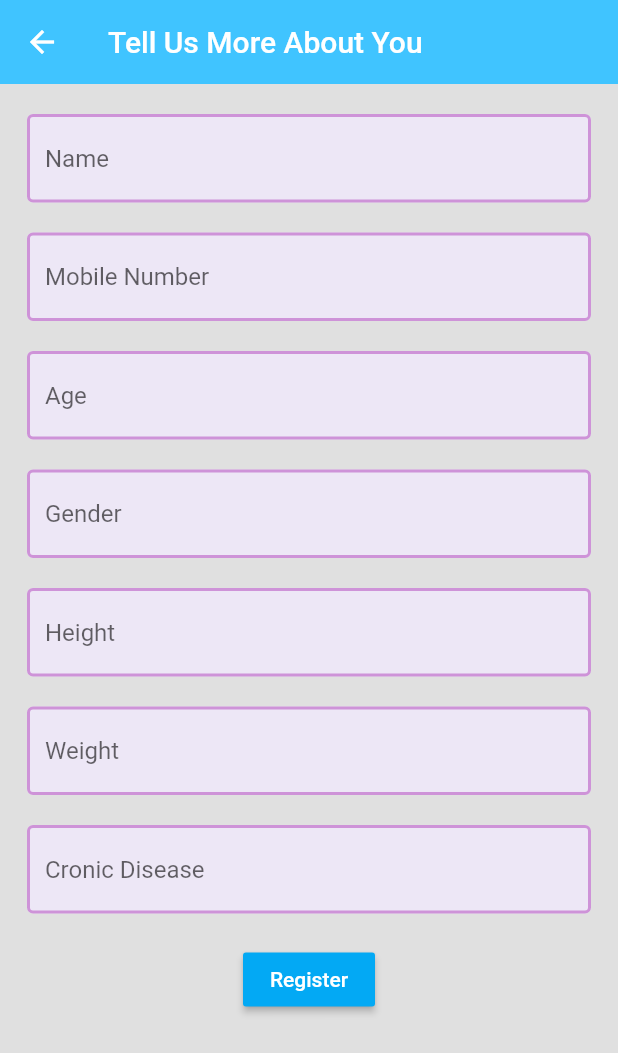
After one commit to Pranav-Indalkar/Android-Patient-Tracker, a Flutter app: the GetUserDetails screen opened directly, on a phone screen of 412 x 824 dp. The commit adds this screen. Shown: the top 1053 px of the screen. Run offline on Flutter 3.47's test engine with Material 2 defaults, Android fonts, the phone set to English and light mode, and no system bars; our stand-ins replace cloud_firestore, firebase_auth, flutter_spinkit; accounts and stored records are empty.

Commit message:
Updated Registration Process

```diff
--- a/lib/main.dart
+++ b/lib/main.dart
@@ -14,6 +14,7 @@ class MyApp extends StatelessWidget {
     return StreamProvider<User>.value(
       value: AuthService().user,
       child: MaterialApp(
+        debugShowCheckedModeBanner: false,
         home: Wrapper(),
       ),
     );
--- /dev/null
+++ b/lib/screens/authenticate/getUserDetails.dart
@@ -0,0 +1,234 @@
+import 'package:flutter/material.dart';
+import 'package:pblproject/models/details.dart';
+import 'package:pblproject/services/auth.dart';
+import 'package:pblproject/shared/loading.dart';
+
+class GetUserDetails extends StatefulWidget {
+  final String email;
+  final String password;
+
+  const GetUserDetails({Key key, this.email, this.password}) : super(key: key);
+
+  @override
+  State<GetUserDetails> createState() => _GetUserDetailsState();
+}
+
+class _GetUserDetailsState extends State<GetUserDetails> {
+  final AuthService _auth = AuthService();
+  final _formKey = GlobalKey<FormState>();
+
+  String error = '';
+  bool loading = false;
+
+  String _currentName ;
+  String _currentMobileNo;
+  String _currentAge;
+  String _currentGender;
+  String _currentHeight;
+  String _currentWeight;
+  String _currentCronicDisease;
+
+  @override
+  Widget build(BuildContext context) {
+    return loading ? Loading() : Scaffold(
+      backgroundColor: Colors.grey[300],
+      appBar: AppBar(
+        backgroundColor: Colors.lightBlueAccent,
+        elevation: 0.0,
+        title: Text('Tell Us More About You'),
+      ),
+      body: Container(
+        child: Form(
+                  key: _formKey,
+                  child:SingleChildScrollView(
+                    child: Column(
+                      mainAxisAlignment: MainAxisAlignment.center,
+                      children: [
+                        SizedBox(height: 20,),
+                        Padding(
+                          padding: const EdgeInsets.symmetric(horizontal: 18,vertical: 0),
+                          child: TextFormField(
+                            decoration: InputDecoration(
+                              hintText: "Name",
+                              fillColor: Colors.deepPurple[50],
+                              filled: true,
+                              enabledBorder: OutlineInputBorder(
+                                  borderSide: BorderSide(color: Colors.purple[200],width: 2)
+                              ),
+                              focusedBorder: OutlineInputBorder(
+                                  borderSide: BorderSide(color: Colors.deepPurple[500],width: 2)
+                              ),
+                            ),
+                            validator: (value) =>
+                            value.isEmpty ? "Please Enter Your Name " : null,
+                            onChanged: (value) {
+                              setState(() => _currentName = value);
+                            },
+                          ),
+                        ),
+                        SizedBox(height: 20,),
+                        Padding(
+                          padding: const EdgeInsets.symmetric(horizontal: 18,vertical: 0),
+                          child: TextFormField(
+                            decoration: InputDecoration(
+                              hintText: "Mobile Number",
+                              fillColor: Colors.deepPurple[50],
+                              filled: true,
+                              enabledBorder: OutlineInputBorder(
+                                  borderSide: BorderSide(color: Colors.purple[200],width: 2)
+                              ),
+                              focusedBorder: OutlineInputBorder(
+                                  borderSide: BorderSide(color: Colors.deepPurple[500],width: 2)
+                              ),
+                            ),
+                            validator: (value) =>
+                            value.isEmpty ? "Please Enter Your Mobile Number " : null,
+                            onChanged: (value) {
+                              setState(() => _currentMobileNo = value);
+                            },
+                          ),
+                        ),
+                        SizedBox(height: 20,),
+                        Padding(
+                          padding: const EdgeInsets.symmetric(horizontal: 18,vertical: 0),
+                          child: TextFormField(
+                            decoration: InputDecoration(
+                              hintText: "Age",
+                              fillColor: Colors.deepPurple[50],
+                              filled: true,
+                              enabledBorder: OutlineInputBorder(
+                                  borderSide: BorderSide(color: Colors.purple[200],width: 2)
+                              ),
+                              focusedBorder: OutlineInputBorder(
+                                  borderSide: BorderSide(color: Colors.deepPurple[500],width: 2)
+                              ),
+                            ),
+                            validator: (value) =>
+                            value.isEmpty ? "Please Enter Your Age " : null,
+                            onChanged: (value) {
+                              setState(() => _currentAge = value);
+                            },
+                          ),
+                        ),
+                        SizedBox(height: 20,),
+                        Padding(
+                          padding: const EdgeInsets.symmetric(horizontal: 18,vertical: 0),
+                          child: TextFormField(
+                            decoration: InputDecoration(
+                              hintText: "Gender",
+                              fillColor: Colors.deepPurple[50],
+                              filled: true,
+                              enabledBorder: OutlineInputBorder(
+                                  borderSide: BorderSide(color: Colors.purple[200],width: 2)
+                              ),
+                              focusedBorder: OutlineInputBorder(
+                                  borderSide: BorderSide(color: Colors.deepPurple[500],width: 2)
+                              ),
+                            ),
+                            validator: (value) =>
+                            value.isEmpty ? "Please Enter Your Gender " : null,
+                            onChanged: (value) {
+                              setState(() => _currentGender = value);
+                            },
+                          ),
+                        ),
+                        SizedBox(height: 20,),
+                        Padding(
+                          padding: const EdgeInsets.symmetric(horizontal: 18,vertical: 0),
+                          child: TextFormField(
+                            decoration: InputDecoration(
+                              hintText: "Height",
+                              fillColor: Colors.deepPurple[50],
+                              filled: true,
+                              enabledBorder: OutlineInputBorder(
+                                  borderSide: BorderSide(color: Colors.purple[200],width: 2)
+                              ),
+                              focusedBorder: OutlineInputBorder(
+                                  borderSide: BorderSide(color: Colors.deepPurple[500],width: 2)
+                              ),
+                            ),
+                            validator: (value) =>
+                            value.isEmpty ? "Please Enter Your Height " : null,
+                            onChanged: (value) {
+                              setState(() => _currentHeight = value);
+                            },
+                          ),
+                        ),
+                        SizedBox(height: 20,),
+                        Padding(
+                          padding: const EdgeInsets.symmetric(horizontal: 18,vertical: 0),
+                          child: TextFormField(
+                            decoration: InputDecoration(
+                              hintText: "Weight",
+                              fillColor: Colors.deepPurple[50],
+                              filled: true,
+                              enabledBorder: OutlineInputBorder(
+                                  borderSide: BorderSide(color: Colors.purple[200],width: 2)
+                              ),
+                              focusedBorder: OutlineInputBorder(
+                                  borderSide: BorderSide(color: Colors.deepPurple[500],width: 2)
+                              ),
+                            ),
+                            validator: (value) =>
+                            value.isEmpty ? "Please Enter Your Weight " : null,
+                            onChanged: (value) {
+                              setState(() => _currentWeight = value);
+                            },
+                          ),
+                        ),
+                        SizedBox(height: 20,),
+                        Padding(
+                          padding: const EdgeInsets.symmetric(horizontal: 18,vertical: 0),
+                          child: TextFormField(
+                            decoration: InputDecoration(
+                              hintText: "Cronic Disease",
+                              fillColor: Colors.deepPurple[50],
+                              filled: true,
+                              enabledBorder: OutlineInputBorder(
+                                  borderSide: BorderSide(color: Colors.purple[200],width: 2)
+                              ),
+                              focusedBorder: OutlineInputBorder(
+                                  borderSide: BorderSide(color: Colors.deepPurple[500],width: 2)
+                              ),
+                            ),
+                            validator: (value) =>
+                            value.isEmpty ? "Please Enter if you have Cronic Disease " : null,
+                            onChanged: (value) {
+                              setState(() => _currentCronicDisease = value);
+                            },
+                          ),
+                        ),
+                        SizedBox(height: 20,),
+                        RaisedButton(
+                          color: Colors.lightBlue,
+                          child: Text("Register",style: TextStyle(color: Colors.white),),
+                          onPressed: () async {
+                            if(_formKey.currentState.validate()){
+                              setState(() => loading = true);
+                              Details userDetails = Details(_currentName,_currentMobileNo,_currentAge,_currentGender,_currentHeight,_currentWeight,_currentCronicDisease,"");
+                              dynamic result = await _auth.registerWithEMailAndPassWord(widget.email,widget.password,userDetails);
+                              print("Registered - "+result.toString());
+                              if(result == null) {
+                                setState(() {
+                                  loading = false;
+                                  error = 'Please supply a valid email';
+                                });
+                              }else{
+                                Navigator.pop(context);
+                              }
+                            }
+                          },
+                        ),
+                        SizedBox(height: 12.0),
+                        Text(
+                          error,
+                          style: TextStyle(color: Colors.red, fontSize: 14.0,backgroundColor: Colors.white),
+                        )
+                      ],
+                    ),
+                  ),
+                ),
+      ),
+    );
+  }
+}
--- a/lib/screens/authenticate/register.dart
+++ b/lib/screens/authenticate/register.dart
@@ -1,3 +1,4 @@
+import 'package:pblproject/screens/authenticate/getUserDetails.dart';
 import 'package:pblproject/services/auth.dart';
 import 'package:pblproject/shared/loading.dart';
 import 'package:flutter/material.dart';
@@ -14,19 +15,15 @@ class Register extends StatefulWidget {
 
 class _RegisterState extends State<Register> {
 
-  final AuthService _auth = AuthService();
   final _formKey = GlobalKey<FormState>();
-  String error = '';
-  bool loading = false;
 
   // text field state
   String email = '';
   String password = '';
-  String name = '';
 
   @override
   Widget build(BuildContext context) {
-    return loading ? Loading() : Scaffold(
+    return Scaffold(
       backgroundColor: Colors.grey[300],
       appBar: AppBar(
         backgroundColor: Colors.lightBlueAccent,
@@ -55,13 +52,6 @@ class _RegisterState extends State<Register> {
               SizedBox(height: 20.0),
               SizedBox(height: 20.0),
               TextFormField(
-                decoration: textInputDecoration.copyWith(hintText: 'Name'),
-                onChanged: (val) {
-                  setState(() => name = val);
-                },
-              ),
-              SizedBox(height: 20.0),
-              TextFormField(
                 decoration: textInputDecoration.copyWith(hintText: 'Email'),
                 validator: (val) => val.isEmpty ? 'Enter an email' : null,
                 onChanged: (val) {
@@ -81,26 +71,14 @@ class _RegisterState extends State<Register> {
               RaisedButton(
                   color: Colors.pink[400],
                   child: Text(
-                    'Register',
+                    'Next',
                     style: TextStyle(color: Colors.white),
                   ),
-                  onPressed: () async {
+                  onPressed: (){
                     if(_formKey.currentState.validate()){
-                      setState(() => loading = true);
-                      dynamic result = await _auth.registerWithEMailAndPassWord(name,email, password);
-                      if(result == null) {
-                        setState(() {
-                          loading = false;
-                          error = 'Please supply a valid email';
-                        });
-                      }
+                      Navigator.push(context, MaterialPageRoute(builder: (context) => GetUserDetails(email: email,password: password)));
                     }
                   }
-              ),
-              SizedBox(height: 12.0),
-              Text(
-                error,
-                style: TextStyle(color: Colors.red, fontSize: 14.0,backgroundColor: Colors.white),
               )
             ],
           ),
--- a/lib/screens/home/profile.dart
+++ b/lib/screens/home/profile.dart
@@ -39,7 +39,6 @@ class _ProfilePageState extends State<ProfilePage> {
 
       body: StreamBuilder<Details>(
           stream: DatabaseService(user.uid).userdata,
-
           builder: (context, snapshot) {
             if(snapshot.hasData){
 
@@ -218,13 +217,14 @@ class _ProfilePageState extends State<ProfilePage> {
                         child: Text("Update",style: TextStyle(color: Colors.white),),
                         onPressed: () async {
                           await DatabaseService(user.uid).updateUserData(
-                            _currentName ?? userData.name,
+                            Details(_currentName ?? userData.name,
                             _currentMobileNo ?? userData.MobileNo,
                             _currentAge ?? userData.age,
                             _currentGender ?? userData.gender,
                             _currentHeight ?? userData.height,
                             _currentWeight ?? userData.weight,
-                            _currentCronicDisease ?? userData.cronicDisease
+                            _currentCronicDisease ?? userData.cronicDisease,
+                            "")
                           );
                           Navigator.pop(context);
                         },
--- a/lib/services/auth.dart
+++ b/lib/services/auth.dart
@@ -1,4 +1,5 @@
 import 'package:firebase_auth/firebase_auth.dart';
+import 'package:pblproject/models/details.dart';
 import 'package:pblproject/models/user.dart';
 import 'package:pblproject/services/database.dart';
 
@@ -15,19 +16,6 @@ class AuthService{
     return _auth.onAuthStateChanged.map(_userFromFirebaseUser);
   }
 
-  // sign in anon
-  // Future signInAnon() async {
-  //   try {
-  //     AuthResult result = await _auth.signInAnonymously();
-  //     FirebaseUser user = result.user;
-  //     return _userFromFirebaseUser(user);
-  //   } catch (e) {
-  //     print("Error");
-  //     print(e.toString());
-  //     return null;
-  //   }
-  // }
-
   // sign in with email and password
   Future signInWithEMailAndPassWord(String email,String password) async {
     try{
@@ -41,11 +29,11 @@ class AuthService{
   }
 
   // register with email and password
-  Future registerWithEMailAndPassWord(String name,String email,String password) async {
+  Future registerWithEMailAndPassWord(String email,String password,Details userDetails) async {
     try{
       AuthResult result = await _auth.createUserWithEmailAndPassword(email: email.trim(), password: password);
       FirebaseUser user = result.user;
-      await DatabaseService(user.uid).updateUserData(name,'','','','','','');
+      await DatabaseService(user.uid).updateUserData(userDetails);
       return _userFromFirebaseUser(user);
     }catch(e){
       print(e.toString());
--- a/lib/services/database.dart
+++ b/lib/services/database.dart
@@ -8,15 +8,16 @@ class DatabaseService{
 
   final CollectionReference collection = Firestore.instance.collection('Hospital');
 
-  Future updateUserData(String name,String MobileNo,String age,String gender, String height,String weight,String cronicDisease) async {
+  Future updateUserData(Details userDetails) async {
+    print("Creating doc - "+uid.toString());
     return await collection.document(uid).setData(
-        {'name' : name,
-          'MobileNo' : MobileNo,
-          'age' : age,
-          'gender' : gender,
-          'height' : height,
-          'weight' : weight,
-          'cronicDisease' : cronicDisease,
+        {'name' : userDetails.name,
+          'MobileNo' : userDetails.MobileNo,
+          'age' : userDetails.age,
+          'gender' : userDetails.gender,
+          'height' : userDetails.height,
+          'weight' : userDetails.weight,
+          'cronicDisease' : userDetails.cronicDisease,
           'currentLocation' : "Room 1"
         }
     );
```
Also changed, not shown: pubspec.lock, 1 other file.
